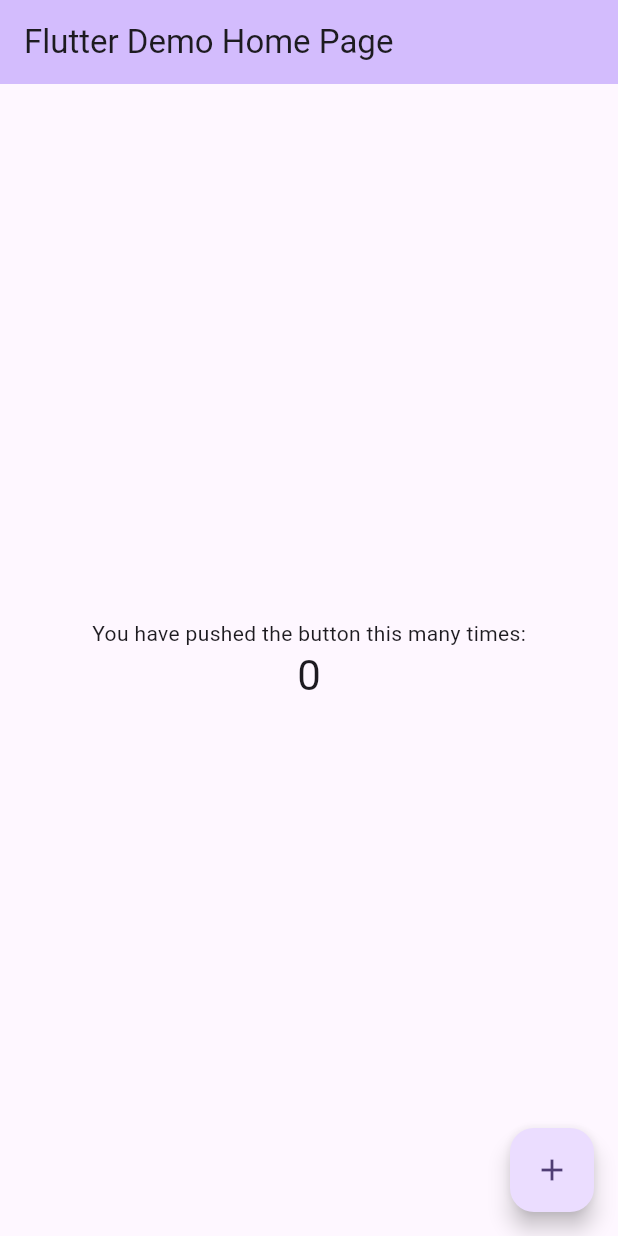
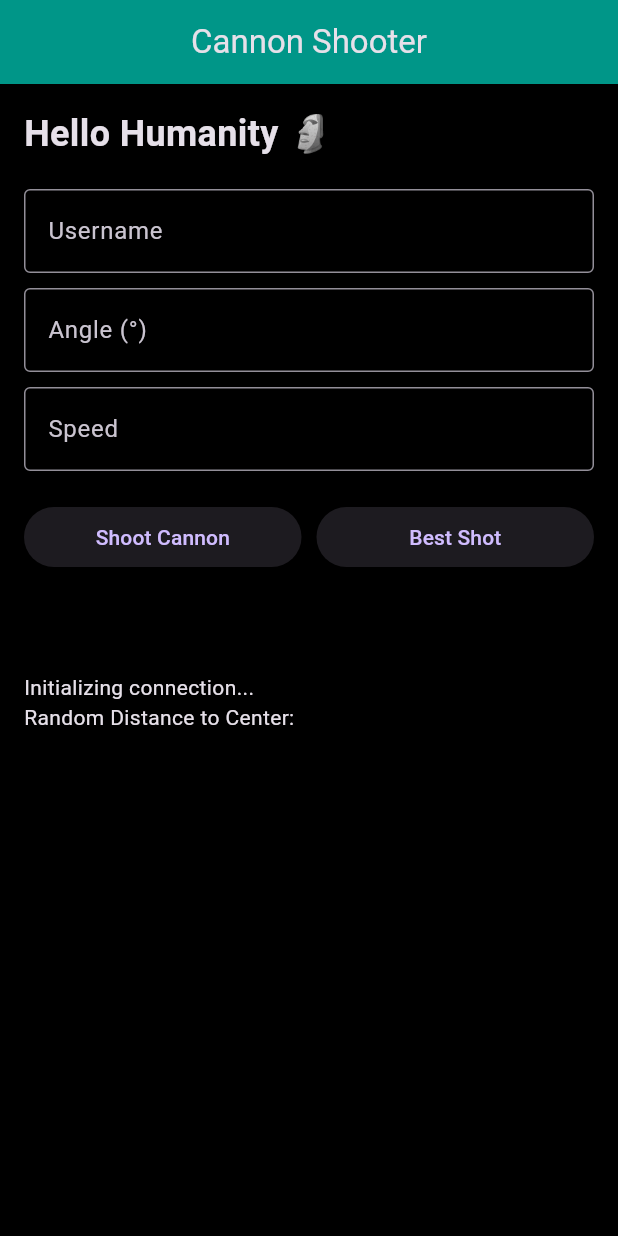
Before and after one commit to jorge-jrzz/UEA-SD_tereas, a Flutter app: the screen it shows after launch, on a phone screen of 412 x 824 dp. Run offline on Flutter 3.47's test engine with Material 3 defaults, Android fonts, the light colour scheme and no system bars; missing offline and left inert: client_rpc, grpc, protobuf; Roboto replaces fonts that are missing (RobotoMono); statements that could not run were skipped.

Commit message:
add first version gui shooter canon

```diff
--- a/p3_grpc/targetshooting/client/lib/main.dart
+++ b/p3_grpc/targetshooting/client/lib/main.dart
@@ -1,125 +1,205 @@
 import 'package:flutter/material.dart';
+import 'package:client_rpc/generated/google/protobuf/empty.pb.dart';
+import 'package:client_rpc/generated/shooting.pbgrpc.dart';
+import 'package:grpc/grpc.dart';
 
 void main() {
-  runApp(const MyApp());
+  runApp(const ShootingApp());
 }
 
-class MyApp extends StatelessWidget {
-  const MyApp({super.key});
+class ShootingApp extends StatelessWidget {
+  // Constructor con key
+  const ShootingApp({super.key}); // Uso de super.key
 
-  // This widget is the root of your application.
   @override
   Widget build(BuildContext context) {
     return MaterialApp(
-      title: 'Flutter Demo',
-      theme: ThemeData(
-        // This is the theme of your application.
-        //
-        // TRY THIS: Try running your application with "flutter run". You'll see
-        // the application has a purple toolbar. Then, without quitting the app,
-        // try changing the seedColor in the colorScheme below to Colors.green
-        // and then invoke "hot reload" (save your changes or press the "hot
-        // reload" button in a Flutter-supported IDE, or press "r" if you used
-        // the command line to start the app).
-        //
-        // Notice that the counter didn't reset back to zero; the application
-        // state is not lost during the reload. To reset the state, use hot
-        // restart instead.
-        //
-        // This works for code too, not just values: Most code changes can be
-        // tested with just a hot reload.
-        colorScheme: ColorScheme.fromSeed(seedColor: Colors.deepPurple),
-        useMaterial3: true,
+      debugShowCheckedModeBanner: false,
+      title: 'Save Humanity - Cannon Shooter',
+      theme: ThemeData.dark().copyWith(
+        primaryColor: Colors.teal,
+        scaffoldBackgroundColor: Colors.black,
+        textTheme: ThemeData.dark().textTheme.apply(
+              fontFamily: 'Roboto',
+            ),
       ),
-      home: const MyHomePage(title: 'Flutter Demo Home Page'),
+      home: const ShootingScreen(),
     );
   }
 }
 
-class MyHomePage extends StatefulWidget {
-  const MyHomePage({super.key, required this.title});
+class ShootingScreen extends StatefulWidget {
+  const ShootingScreen({super.key}); // Uso de super.key
+  @override
+  ShootingScreenState createState() => ShootingScreenState();
+}
 
-  // This widget is the home page of your application. It is stateful, meaning
-  // that it has a State object (defined below) that contains fields that affect
-  // how it looks.
+class ShootingScreenState extends State<ShootingScreen> {
+  final ClientChannel channel = ClientChannel(
+    '172.18.49.133',
+    port: 50051,
+    options: const ChannelOptions(
+      credentials: ChannelCredentials.insecure(),
+    ),
+  );
 
-  // This class is the configuration for the state. It holds the values (in this
-  // case the title) provided by the parent (in this case the App widget) and
-  // used by the build method of the State. Fields in a Widget subclass are
-  // always marked "final".
+  late ShootingClient stub;
+  String log = 'Initializing connection...\n';
+  String bestShot = '';
 
-  final String title;
+  final TextEditingController _usernameController = TextEditingController();
+  final TextEditingController _angleController = TextEditingController();
+  final TextEditingController _speedController = TextEditingController();
 
   @override
-  State<MyHomePage> createState() => _MyHomePageState();
-}
+  void initState() {
+    super.initState();
+    stub = ShootingClient(channel);
+    _fetchInitialData();
+  }
 
-class _MyHomePageState extends State<MyHomePage> {
-  int _counter = 0;
+  Future<void> _fetchInitialData() async {
+    try {
+      final responseCentro = await stub.dimeCentroDiana(Empty());
+      setState(() {
+        log += 'Random Distance to Center: ${responseCentro.distance}\n';
+      });
+    } catch (e) {
+      setState(() {
+        log += 'Error fetching center: $e\n';
+      });
+    }
+  }
 
-  void _incrementCounter() {
-    setState(() {
-      // This call to setState tells the Flutter framework that something has
-      // changed in this State, which causes it to rerun the build method below
-      // so that the display can reflect the updated values. If we changed
-      // _counter without calling setState(), then the build method would not be
-      // called again, and so nothing would appear to happen.
-      _counter++;
-    });
+  Future<void> _shootCannon() async {
+    final username = _usernameController.text.trim();
+    final angle = double.tryParse(_angleController.text.trim());
+    final speed = double.tryParse(_speedController.text.trim());
+
+    if (username.isEmpty || angle == null || speed == null) {
+      setState(() {
+        log += 'Error: Invalid input.\n';
+      });
+      return;
+    }
+
+    try {
+      final response = await stub.disparaCannon(
+        DisparaRequest(
+            username: username, angle: angle.toInt(), speed: speed.toInt()),
+      );
+      setState(() {
+        log +=
+            'Shot by $username | Angle: $angle° | Speed: $speed | Distance: ${response.shootDistance.toStringAsFixed(2)}\n';
+      });
+    } catch (e) {
+      setState(() {
+        log += 'Error: $e\n';
+      });
+    }
+  }
+
+  Future<void> _fetchBestShot() async {
+    try {
+      final response = await stub.mejorDisparo(Empty());
+      setState(() {
+        bestShot = 'Best Shot: ${response.username}';
+      });
+    } catch (e) {
+      setState(() {
+        bestShot = 'Error fetching best shot: $e';
+      });
+    }
   }
 
   @override
   Widget build(BuildContext context) {
-    // This method is rerun every time setState is called, for instance as done
-    // by the _incrementCounter method above.
-    //
-    // The Flutter framework has been optimized to make rerunning build methods
-    // fast, so that you can just rebuild anything that needs updating rather
-    // than having to individually change instances of widgets.
     return Scaffold(
       appBar: AppBar(
-        // TRY THIS: Try changing the color here to a specific color (to
-        // Colors.amber, perhaps?) and trigger a hot reload to see the AppBar
-        // change color while the other colors stay the same.
-        backgroundColor: Theme.of(context).colorScheme.inversePrimary,
-        // Here we take the value from the MyHomePage object that was created by
-        // the App.build method, and use it to set our appbar title.
-        title: Text(widget.title),
+        title: const Text('Cannon Shooter'),
+        centerTitle: true,
+        backgroundColor: Colors.teal,
       ),
-      body: Center(
-        // Center is a layout widget. It takes a single child and positions it
-        // in the middle of the parent.
+      body: Padding(
+        padding: const EdgeInsets.all(16.0),
         child: Column(
-          // Column is also a layout widget. It takes a list of children and
-          // arranges them vertically. By default, it sizes itself to fit its
-          // children horizontally, and tries to be as tall as its parent.
-          //
-          // Column has various properties to control how it sizes itself and
-          // how it positions its children. Here we use mainAxisAlignment to
-          // center the children vertically; the main axis here is the vertical
-          // axis because Columns are vertical (the cross axis would be
-          // horizontal).
-          //
-          // TRY THIS: Invoke "debug painting" (choose the "Toggle Debug Paint"
-          // action in the IDE, or press "p" in the console), to see the
-          // wireframe for each widget.
-          mainAxisAlignment: MainAxisAlignment.center,
-          children: <Widget>[
+          crossAxisAlignment: CrossAxisAlignment.start,
+          children: [
             const Text(
-              'You have pushed the button this many times:',
+              'Hello Humanity 🗿',
+              style: TextStyle(fontSize: 24, fontWeight: FontWeight.bold),
             ),
+            const SizedBox(height: 20),
+            TextField(
+              controller: _usernameController,
+              decoration: const InputDecoration(
+                labelText: 'Username',
+                border: OutlineInputBorder(),
+              ),
+            ),
+            const SizedBox(height: 10),
+            TextField(
+              controller: _angleController,
+              decoration: const InputDecoration(
+                labelText: 'Angle (°)',
+                border: OutlineInputBorder(),
+              ),
+              keyboardType: TextInputType.number,
+            ),
+            const SizedBox(height: 10),
+            TextField(
+              controller: _speedController,
+              decoration: const InputDecoration(
+                labelText: 'Speed',
+                border: OutlineInputBorder(),
+              ),
+              keyboardType: TextInputType.number,
+            ),
+            const SizedBox(height: 20),
+            Row(
+              children: [
+                Expanded(
+                  child: ElevatedButton(
+                    onPressed: _shootCannon,
+                    child: const Text('Shoot Cannon'),
+                  ),
+                ),
+                const SizedBox(width: 10),
+                Expanded(
+                  child: ElevatedButton(
+                    onPressed: _fetchBestShot,
+                    child: const Text('Best Shot'),
+                  ),
+                ),
+              ],
+            ),
+            const SizedBox(height: 20),
             Text(
-              '$_counter',
-              style: Theme.of(context).textTheme.headlineMedium,
+              bestShot,
+              style: const TextStyle(fontSize: 18, color: Colors.tealAccent),
+            ),
+            const SizedBox(height: 20),
+            Expanded(
+              child: SingleChildScrollView(
+                child: Text(
+                  log,
+                  style:
+                      const TextStyle(fontFamily: 'RobotoMono', fontSize: 14),
+                ),
+              ),
             ),
           ],
         ),
       ),
-      floatingActionButton: FloatingActionButton(
-        onPressed: _incrementCounter,
-        tooltip: 'Increment',
-        child: const Icon(Icons.add),
-      ), // This trailing comma makes auto-formatting nicer for build methods.
     );
   }
+
+  @override
+  void dispose() {
+    _usernameController.dispose();
+    _angleController.dispose();
+    _speedController.dispose();
+    channel.shutdown();
+    super.dispose();
+  }
 }
```
